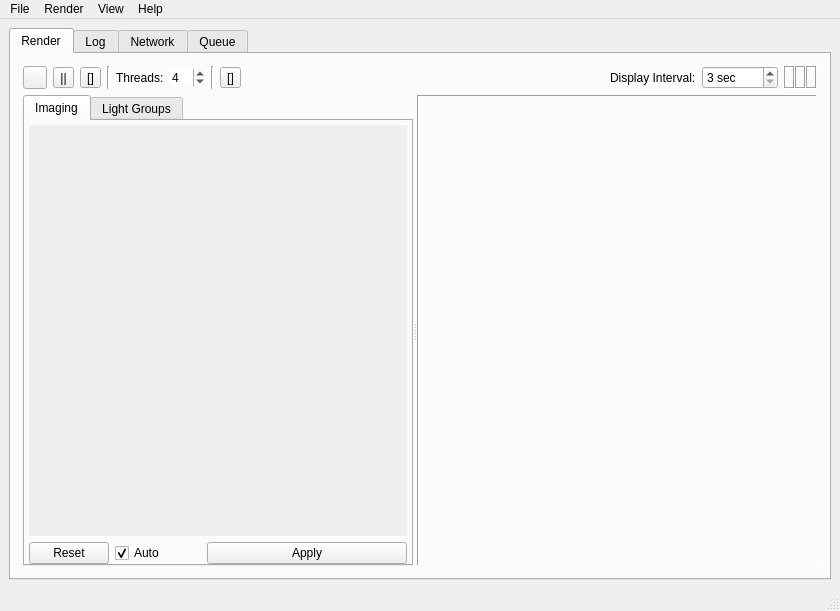
First picture: the form in qtgui/luxrender.ui, repository connectthefuture/LuxRender, before the edit.
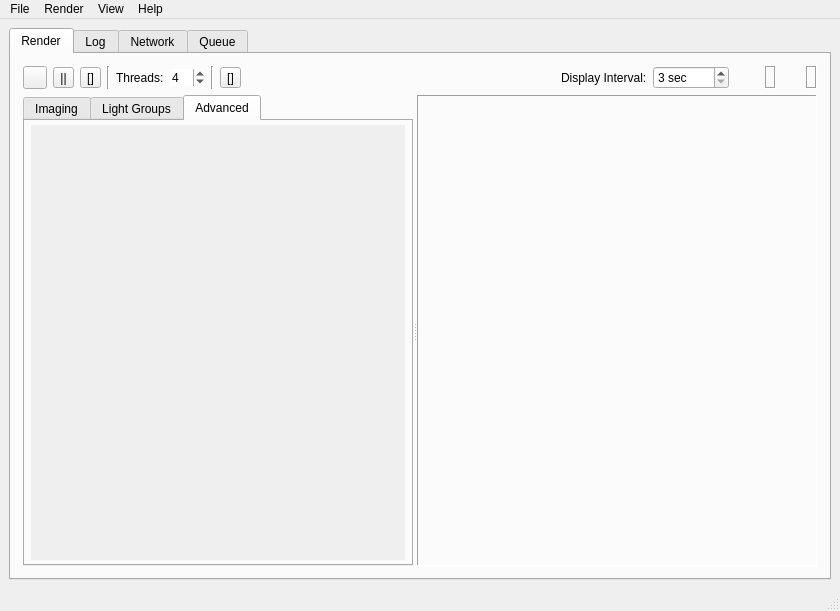
Second picture: the form after the edit. The open tabs and pages were chosen to show the change. Icons and pictures are not drawn.

```diff
--- a/qtgui/luxrender.ui
+++ b/qtgui/luxrender.ui
@@ -320,8 +320,8 @@
                  <rect>
                   <x>0</x>
                   <y>0</y>
-                  <width>381</width>
-                  <height>413</height>
+                  <width>373</width>
+                  <height>407</height>
                  </rect>
                 </property>
                 <property name="sizePolicy">
@@ -376,7 +376,7 @@
             </attribute>
             <layout class="QVBoxLayout" name="verticalLayout_15" stretch="0">
              <property name="spacing">
-              <number>-1</number>
+              <number>6</number>
              </property>
              <property name="leftMargin">
               <number>6</number>
@@ -403,8 +403,8 @@
                  <rect>
                   <x>0</x>
                   <y>0</y>
-                  <width>377</width>
-                  <height>437</height>
+                  <width>369</width>
+                  <height>432</height>
                  </rect>
                 </property>
                 <layout class="QVBoxLayout" name="verticalLayout_3">
@@ -433,6 +433,93 @@
              </item>
             </layout>
            </widget>
+           <widget class="QWidget" name="tab_advanced">
+            <property name="sizePolicy">
+             <sizepolicy hsizetype="Maximum" vsizetype="Preferred">
+              <horstretch>0</horstretch>
+              <verstretch>0</verstretch>
+             </sizepolicy>
+            </property>
+            <attribute name="icon">
+             <iconset resource="icons.qrc">
+              <normaloff>:/icons/rendertabicon.png</normaloff>:/icons/rendertabicon.png</iconset>
+            </attribute>
+            <attribute name="title">
+             <string>Advanced</string>
+            </attribute>
+            <layout class="QVBoxLayout" name="verticalLayout_18" stretch="0">
+             <property name="spacing">
+              <number>6</number>
+             </property>
+             <property name="leftMargin">
+              <number>6</number>
+             </property>
+             <property name="topMargin">
+              <number>4</number>
+             </property>
+             <property name="rightMargin">
+              <number>6</number>
+             </property>
+             <property name="bottomMargin">
+              <number>4</number>
+             </property>
+             <item>
+              <widget class="QScrollArea" name="advancedArea">
+             <property name="geometry">
+              <rect>
+               <x>0</x>
+               <y>0</y>
+               <width>369</width>
+               <height>432</height>
+              </rect>
+             </property>
+             <property name="frameShape">
+              <enum>QFrame::NoFrame</enum>
+             </property>
+             <property name="widgetResizable">
+              <bool>true</bool>
+             </property>
+             <widget class="QWidget" name="advancedAreaContents">
+              <property name="geometry">
+               <rect>
+                <x>0</x>
+                <y>0</y>
+                <width>369</width>
+                <height>432</height>
+               </rect>
+              </property>
+              <property name="sizePolicy">
+               <sizepolicy hsizetype="Preferred" vsizetype="MinimumExpanding">
+                <horstretch>0</horstretch>
+                <verstretch>0</verstretch>
+               </sizepolicy>
+              </property>
+              <layout class="QVBoxLayout" name="verticalLayout_4">
+               <property name="leftMargin">
+                <number>4</number>
+               </property>
+               <property name="topMargin">
+                <number>4</number>
+               </property>
+               <property name="rightMargin">
+                <number>4</number>
+               </property>
+               <property name="bottomMargin">
+                <number>0</number>
+               </property>
+               <item>
+                <layout class="QVBoxLayout" name="advancedLayout">
+                 <property name="rightMargin">
+                  <number>0</number>
+                 </property>
+                </layout>
+               </item>
+              </layout>
+             </widget>
+            </widget>
+             </item>
+            </layout>
+           </widget>
           </widget>
           <widget class="QFrame" name="frame_render">
            <property name="enabled">
@@ -471,7 +558,7 @@
          </widget>
         </item>
         <item row="0" column="5">
-         <layout class="QHBoxLayout" name="horizontalLayout_5" stretch="0,0,0">
+         <layout class="QHBoxLayout" name="horizontalLayout_5" stretch="0,0,0,0">
           <property name="spacing">
            <number>0</number>
           </property>
@@ -481,6 +568,40 @@
           <property name="rightMargin">
            <number>0</number>
           </property>
+          <item>
+           <widget class="QLabel" name="resolutioniconLabel">
+            <property name="sizePolicy">
+             <sizepolicy hsizetype="Minimum" vsizetype="Preferred">
+              <horstretch>0</horstretch>
+              <verstretch>0</verstretch>
+             </sizepolicy>
+            </property>
+            <property name="minimumSize">
+             <size>
+              <width>30</width>
+              <height>0</height>
+             </size>
+            </property>
+            <property name="text">
+             <string/>
+            </property>
+            <property name="textFormat">
+             <enum>Qt::AutoText</enum>
+            </property>
+            <property name="scaledContents">
+             <bool>false</bool>
+            </property>
+            <property name="alignment">
+             <set>Qt::AlignCenter</set>
+            </property>
+            <property name="wordWrap">
+             <bool>false</bool>
+            </property>
+            <property name="margin">
+             <number>0</number>
+            </property>
+           </widget>
+          </item>
           <item>
            <widget class="QLabel" name="resinfoLabel">
             <property name="minimumSize">
@@ -500,6 +621,43 @@
             </property>
            </widget>
           </item>
+          <item>
+           <widget class="QLabel" name="zoomiconlabel">
+            <property name="sizePolicy">
+             <sizepolicy hsizetype="Fixed" vsizetype="Preferred">
+              <horstretch>0</horstretch>
+              <verstretch>0</verstretch>
+             </sizepolicy>
+            </property>
+            <property name="minimumSize">
+             <size>
+              <width>30</width>
+              <height>0</height>
+             </size>
+            </property>
+            <property name="lineWidth">
+             <number>1</number>
+            </property>
+            <property name="text">
+             <string/>
+            </property>
+            <property name="pixmap">
+             <pixmap resource="icons.qrc">:/icons/zoomicon.png</pixmap>
+            </property>
+            <property name="scaledContents">
+             <bool>false</bool>
+            </property>
+            <property name="alignment">
+             <set>Qt::AlignCenter</set>
+            </property>
+            <property name="margin">
+             <number>0</number>
+            </property>
+            <property name="indent">
+             <number>-1</number>
+            </property>
+           </widget>
+          </item>
           <item>
            <widget class="QLabel" name="zoominfoLabel">
             <property name="minimumSize">
@@ -522,28 +680,6 @@
             </property>
            </widget>
           </item>
-          <item>
-           <widget class="QLabel" name="viewportinfoLabel">
-            <property name="minimumSize">
-             <size>
-              <width>0</width>
-              <height>0</height>
-             </size>
-            </property>
-            <property name="frameShape">
-             <enum>QFrame::Box</enum>
-            </property>
-            <property name="frameShadow">
-             <enum>QFrame::Sunken</enum>
-            </property>
-            <property name="text">
-             <string/>
-            </property>
-            <property name="alignment">
-             <set>Qt::AlignLeading|Qt::AlignLeft|Qt::AlignVCenter</set>
-            </property>
-           </widget>
-          </item>
          </layout>
         </item>
         <item row="0" column="2">
@@ -996,6 +1132,7 @@
     <addaction name="action_resumeRender"/>
     <addaction name="action_pauseRender"/>
     <addaction name="action_stopRender"/>
+    <addaction name="action_endRender"/>
    </widget>
    <widget class="QMenu" name="menu_view">
     <property name="title">
@@ -1006,6 +1143,7 @@
     <addaction name="separator"/>
     <addaction name="action_fullScreen"/>
     <addaction name="action_normalScreen"/>
+    <addaction name="action_overlayStatsView"/>
    </widget>
    <widget class="QMenu" name="menu_help">
     <property name="title">
@@ -1033,11 +1171,13 @@
      </property>
      <addaction name="action_outputTonemapped"/>
      <addaction name="action_outputBufferGroupsTonemapped"/>
+     <addaction name="action_useAlpha"/>
      <addaction name="action_overlayStats"/>
      <addaction name="separator"/>
      <addaction name="action_outputHDR"/>
      <addaction name="action_outputBufferGroupsHDR"/>
      <addaction name="action_HDR_tonemapped"/>
+     <addaction name="action_useAlphaHDR"/>
      <addaction name="separator"/>
      <addaction name="separator"/>
      <addaction name="action_batchProcess"/>
@@ -1051,6 +1191,7 @@
     <addaction name="separator"/>
     <addaction name="menuExport_to_Image"/>
     <addaction name="separator"/>
+    <addaction name="action_exitAppSave"/>
     <addaction name="action_exitApp"/>
    </widget>
    <addaction name="menu_file"/>
@@ -1085,6 +1226,17 @@
     <string>Save FLM...</string>
    </property>
   </action>
+  <action name="action_exitAppSave">
+   <property name="text">
+    <string>Save and Exit</string>
+   </property>
+   <property name="shortcut">
+    <string>Alt+Shift+Q</string>
+   </property>
+   <property name="shortcutContext">
+    <enum>Qt::ApplicationShortcut</enum>
+   </property>
+  </action>
   <action name="action_exitApp">
    <property name="text">
     <string>Exit</string>
@@ -1135,6 +1287,16 @@
     <string>Ctrl+Alt+S</string>
    </property>
   </action>
+  <action name="action_endRender">
+   <property name="icon">
+    <iconset resource="icons.qrc">
+     <normaloff>:/icons/stopicon.png</normaloff>:/icons/powerofficon.png
+    </iconset>
+   </property>
+   <property name="text">
+    <string>End rendering</string>
+   </property>
+  </action>
   <action name="action_viewToolbar">
    <property name="checkable">
     <bool>true</bool>
@@ -1203,6 +1365,20 @@
     <string>Ctrl+Alt+W</string>
    </property>
   </action>
+  <action name="action_overlayStatsView">
+   <property name="checkable">
+    <bool>true</bool>
+   </property>
+   <property name="text">
+    <string>Overlay statistics</string>
+   </property>
+   <property name="shortcut">
+    <string>Ctrl+Alt+O</string>
+   </property>
+   <property name="shortcutContext">
+    <enum>Qt::ApplicationShortcut</enum>
+   </property>
+  </action>
   <action name="action_fullScreen">
    <property name="text">
     <string>Full screen</string>
@@ -1315,6 +1491,25 @@
     <string>Process a directory of 'flm' film files.</string>
    </property>
   </action>
+  <action name="action_useAlpha">
+   <property name="checkable">
+    <bool>true</bool>
+   </property>
+   <property name="text">
+    <string>Output Alpha Channel</string>
+   </property>
+  </action>
+  <action name="action_useAlphaHDR">
+   <property name="checkable">
+    <bool>true</bool>
+   </property>
+   <property name="text">
+    <string>Output HDR Alpha Channel</string>
+   </property>
+   <property name="visible">
+    <bool>false</bool>
+   </property>
+  </action>
   <action name="action_overlayStats">
    <property name="checkable">
     <bool>true</bool>
```
